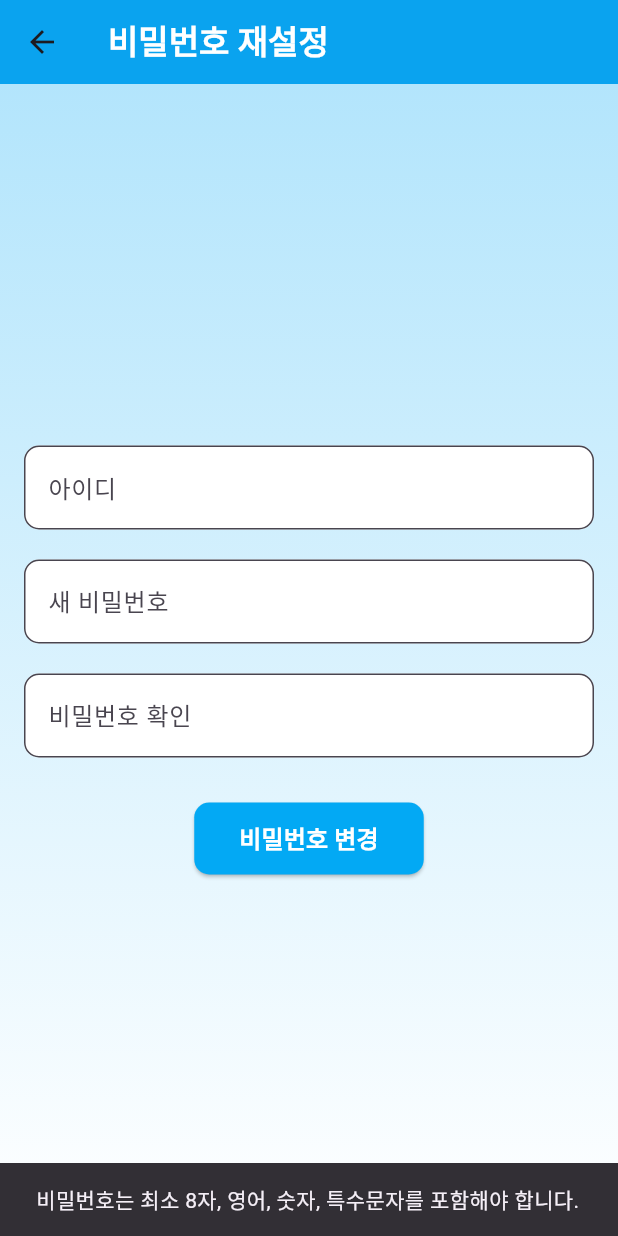
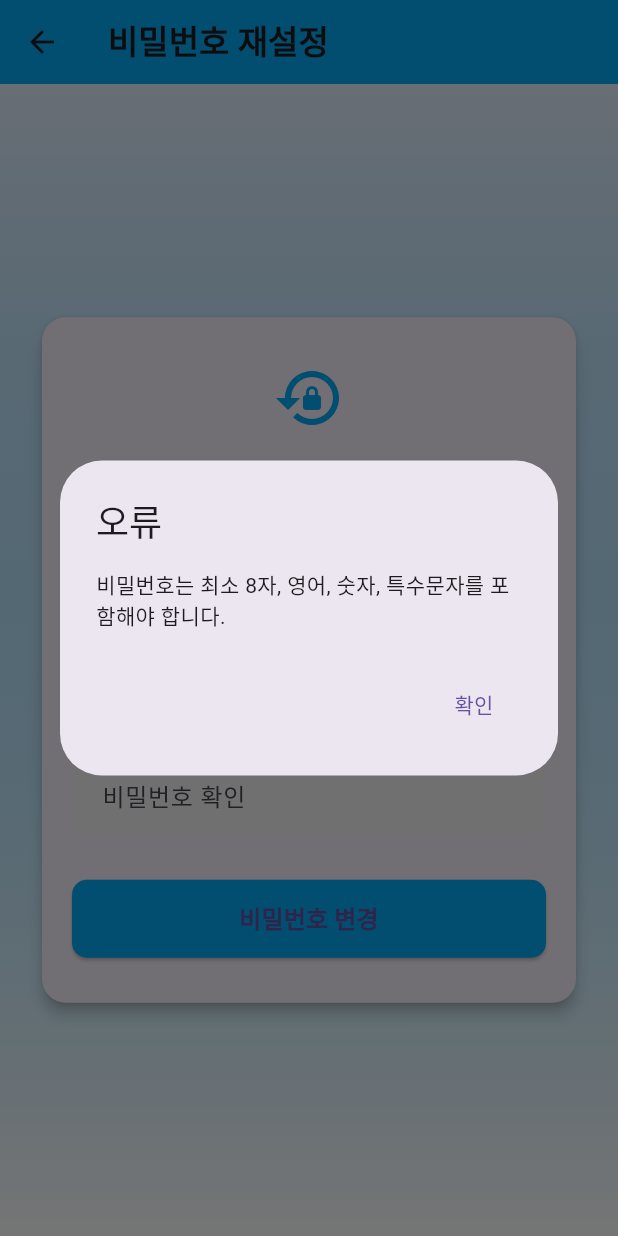
Before and after one commit to kinetas/nodetest, a Flutter app: the ResetPasswordScreen screen opened directly, after a tap on "비밀번호 변경", on a phone screen of 412 x 824 dp. Run offline on Flutter 3.47's test engine with Material 3 defaults, Android fonts, the light colour scheme and no system bars; our stand-ins replace app_links, badges, camera, dio, firebase_core, firebase_messaging and 7 more; missing offline and left inert: flutter_webrtc; accounts and stored records are empty; generated files the repository leaves out were written again.

Commit message:
비번 찾기 수정

```diff
--- a/lib/Screens/Login_page/FindPasswordScreen.dart
+++ b/lib/Screens/Login_page/FindPasswordScreen.dart
@@ -1,6 +1,6 @@
 import 'package:flutter/material.dart';
 import 'dart:convert';
-import '../../SessionCookieManager.dart'; // 세션 쿠키 관리 파일 import
+import '../../SessionCookieManager.dart'; // 세션 쿠키 관리
 
 class ResetPasswordScreen extends StatefulWidget {
   @override
@@ -17,17 +17,13 @@ class _ResetPasswordScreenState extends State<ResetPasswordScreen> {
   Future<void> _resetPassword(BuildContext context) async {
     final uri = Uri.parse("http://27.113.11.48:3000/auth/api/auth/changePassword");
 
-    // 비밀번호 확인 및 정규식 검증
     if (newPasswordController.text != confirmPasswordController.text) {
-      ScaffoldMessenger.of(context).showSnackBar(
-        SnackBar(content: Text("비밀번호가 일치하지 않습니다.")),
-      );
+      _showDialog("오류", "비밀번호가 일치하지 않습니다.");
       return;
     }
+
     if (!passwordRegex.hasMatch(newPasswordController.text)) {
-      ScaffoldMessenger.of(context).showSnackBar(
-        SnackBar(content: Text("비밀번호는 최소 8자, 영어, 숫자, 특수문자를 포함해야 합니다.")),
-      );
+      _showDialog("오류", "비밀번호는 최소 8자, 영어, 숫자, 특수문자를 포함해야 합니다.");
       return;
     }
 
@@ -43,90 +39,98 @@ class _ResetPasswordScreenState extends State<ResetPasswordScreen> {
         body: jsonEncode(requestData),
       );
 
+      print('[📤 요청 데이터] $requestData');
+      print('[📥 응답 코드] ${response.statusCode}');
+      print('[📥 응답 내용] ${response.body}');
+
       if (response.statusCode == 200) {
         final responseData = jsonDecode(response.body);
-
         if (responseData["success"] == true) {
-          ScaffoldMessenger.of(context).showSnackBar(
-            SnackBar(content: Text("비밀번호가 성공적으로 변경되었습니다.")),
-          );
-          Navigator.pushNamed(context, '/startLogin');
+          _showDialog("완료", "비밀번호가 성공적으로 변경되었습니다!", goBack: true);
         } else {
-          ScaffoldMessenger.of(context).showSnackBar(
-            SnackBar(content: Text(responseData["message"] ?? "비밀번호를 변경할 수 없습니다.")),
-          );
+          _showDialog("실패", responseData["message"]?.toString() ?? "변경에 실패했습니다.");
         }
       } else {
-        ScaffoldMessenger.of(context).showSnackBar(
-          SnackBar(content: Text("서버와의 통신에 실패했습니다. 상태 코드: ${response.statusCode}")),
-        );
+        _showDialog("오류", "서버 오류가 발생했습니다. (${response.statusCode})");
       }
     } catch (e) {
-      ScaffoldMessenger.of(context).showSnackBar(
-        SnackBar(content: Text("오류 발생: $e")),
+      print('[❌ 예외 발생] $e');
+      _showDialog("오류", "비밀번호 변경 중 문제가 발생했습니다.");
+    }
+  }
+
+  void _showDialog(String title, String content, {bool goBack = false}) {
+    showDialog(
+      context: context,
+      builder: (_) => AlertDialog(
+        title: Text(title),
+        content: Text(content),
+        actions: [
+          TextButton(
+            onPressed: () {
+              Navigator.pop(context); // 다이얼로그 닫기
+              if (goBack) Navigator.pop(context); // 뒤로가기
+            },
+            child: Text('확인'),
+          ),
+        ],
+      ),
     );
-    }
   }
 
   @override
   Widget build(BuildContext context) {
+    final Color primaryColor = Colors.lightBlue;
+
     return Scaffold(
       appBar: AppBar(
-        title: Text(
-          "비밀번호 재설정",
-          style: TextStyle(color: Colors.white, fontWeight: FontWeight.bold),
-        ),
-        backgroundColor: Colors.lightBlue,
-        elevation: 2,
+        title: Text("비밀번호 재설정", style: TextStyle(fontWeight: FontWeight.bold)),
+        backgroundColor: primaryColor,
       ),
       body: Container(
+        width: double.infinity,
         decoration: BoxDecoration(
           gradient: LinearGradient(
-            colors: [Colors.lightBlue.shade100, Colors.white],
+            colors: [Colors.lightBlue.withOpacity(0.1), Colors.white],
             begin: Alignment.topCenter,
             end: Alignment.bottomCenter,
           ),
         ),
-        child: Padding(
-          padding: const EdgeInsets.all(16.0),
         child: Center(
           child: SingleChildScrollView(
+            padding: EdgeInsets.all(24),
+            child: Card(
+              elevation: 4,
+              shape: RoundedRectangleBorder(borderRadius: BorderRadius.circular(16)),
+              child: Padding(
+                padding: const EdgeInsets.symmetric(vertical: 30, horizontal: 20),
                 child: Column(
-                mainAxisAlignment: MainAxisAlignment.center,
+                  mainAxisSize: MainAxisSize.min,
                   children: [
-                  _buildTextField(
-                    controller: userIdController,
-                    labelText: "아이디",
-                  ),
-                  SizedBox(height: 20),
-                  _buildTextField(
-                    controller: newPasswordController,
-                    labelText: "새 비밀번호",
-                    obscureText: true,
-                  ),
-                  SizedBox(height: 20),
-                  _buildTextField(
-                    controller: confirmPasswordController,
-                    labelText: "비밀번호 확인",
-                    obscureText: true,
-                  ),
+                    Icon(Icons.lock_reset, size: 48, color: primaryColor),
+                    SizedBox(height: 16),
+                    Text("비밀번호 재설정", style: TextStyle(fontSize: 22, fontWeight: FontWeight.bold)),
                     SizedBox(height: 30),
-                  ElevatedButton(
+                    _buildTextField(controller: userIdController, labelText: "아이디"),
+                    SizedBox(height: 16),
+                    _buildTextField(controller: newPasswordController, labelText: "새 비밀번호", obscureText: true),
+                    SizedBox(height: 16),
+                    _buildTextField(controller: confirmPasswordController, labelText: "비밀번호 확인", obscureText: true),
+                    SizedBox(height: 30),
+                    SizedBox(
+                      width: double.infinity,
+                      child: ElevatedButton(
                         onPressed: () => _resetPassword(context),
                         style: ElevatedButton.styleFrom(
-                      backgroundColor: Colors.lightBlue,
-                      foregroundColor: Colors.white,
-                      padding: EdgeInsets.symmetric(vertical: 12, horizontal: 30),
-                      shape: RoundedRectangleBorder(
-                        borderRadius: BorderRadius.circular(10),
+                          backgroundColor: primaryColor,
+                          padding: EdgeInsets.symmetric(vertical: 14),
+                          shape: RoundedRectangleBorder(borderRadius: BorderRadius.circular(10)),
                         ),
-                    ),
-                    child: Text(
-                      "비밀번호 변경",
-                      style: TextStyle(fontSize: 16, fontWeight: FontWeight.bold),
+                        child: Text("비밀번호 변경", style: TextStyle(fontSize: 16, fontWeight: FontWeight.bold)),
                       ),
                     ),
                   ],
+                ),
               ),
             ),
           ),
@@ -146,11 +150,9 @@ class _ResetPasswordScreenState extends State<ResetPasswordScreen> {
       decoration: InputDecoration(
         labelText: labelText,
         filled: true,
-        fillColor: Colors.white,
-        border: OutlineInputBorder(
-          borderRadius: BorderRadius.circular(10),
-          borderSide: BorderSide(color: Colors.grey.shade300),
-        ),
+        fillColor: Colors.grey[100],
+        contentPadding: EdgeInsets.symmetric(vertical: 14, horizontal: 16),
+        border: OutlineInputBorder(borderRadius: BorderRadius.circular(10), borderSide: BorderSide.none),
         focusedBorder: OutlineInputBorder(
           borderRadius: BorderRadius.circular(10),
           borderSide: BorderSide(color: Colors.lightBlue),
```
Lines whose indentation alone changed are shown as unchanged.
